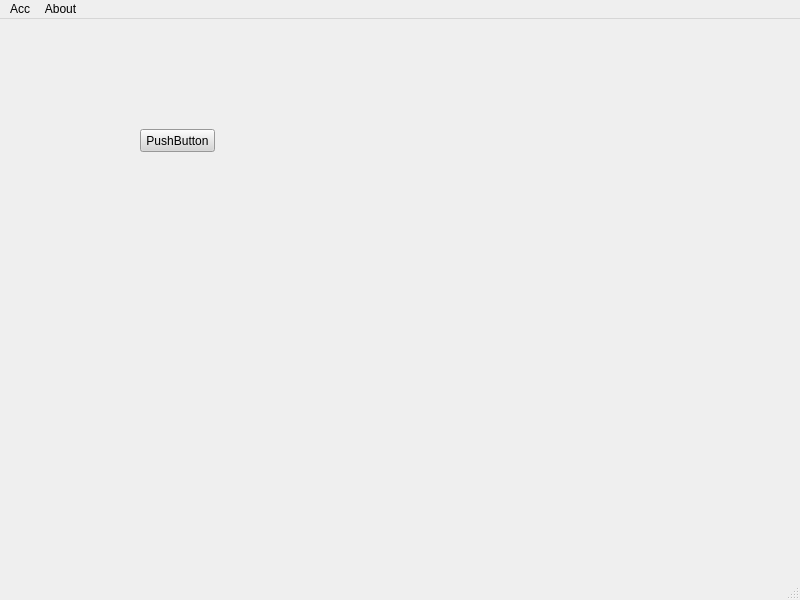
This is TwitterAnalyzer/GUI.ui in GrzegorzKrug/TwitterAnalyzer as Qt 5 draws it before an edit. The edited form follows.
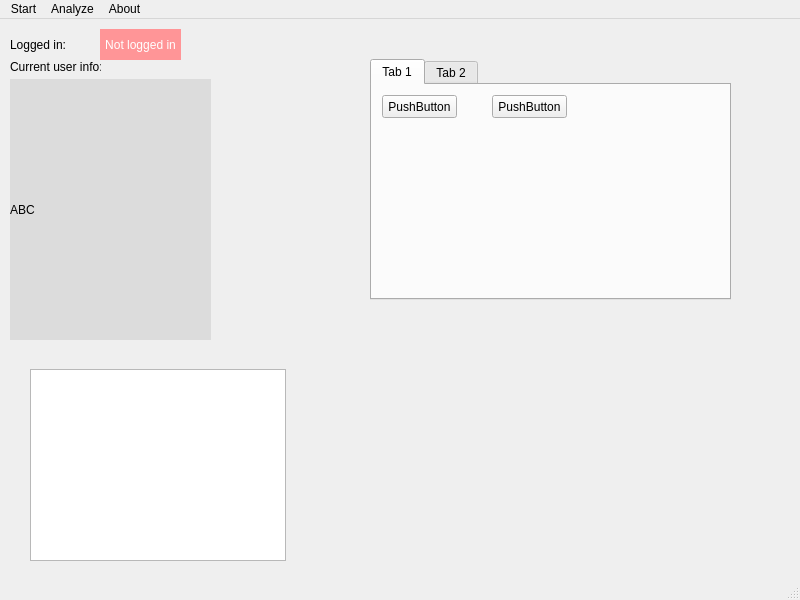
This is the edited form.

Commit message: Basic GUI with login status

What changed in the file:
```diff
--- a/TwitterAnalyzer/GUI.ui
+++ b/TwitterAnalyzer/GUI.ui
@@ -14,20 +14,133 @@
    <string>MainWindow</string>
   </property>
   <widget class="QWidget" name="centralwidget">
-   <widget class="QPushButton" name="pushButton">
+   <widget class="QTabWidget" name="tabWidget">
     <property name="geometry">
      <rect>
-      <x>140</x>
-      <y>110</y>
-      <width>75</width>
-      <height>23</height>
+      <x>370</x>
+      <y>40</y>
+      <width>361</width>
+      <height>241</height>
      </rect>
     </property>
+    <property name="currentIndex">
+     <number>0</number>
+    </property>
+    <widget class="QWidget" name="tab">
+     <attribute name="title">
+      <string>Tab 1</string>
+     </attribute>
+     <widget class="QPushButton" name="pushButton">
+      <property name="geometry">
+       <rect>
+        <x>10</x>
+        <y>10</y>
+        <width>75</width>
+        <height>23</height>
+       </rect>
+      </property>
+      <property name="text">
+       <string>PushButton</string>
+      </property>
+     </widget>
+     <widget class="QPushButton" name="pushButton_2">
+      <property name="geometry">
+       <rect>
+        <x>120</x>
+        <y>10</y>
+        <width>75</width>
+        <height>23</height>
+       </rect>
+      </property>
+      <property name="text">
+       <string>PushButton</string>
+      </property>
+     </widget>
+    </widget>
+    <widget class="QWidget" name="tab_2">
+     <attribute name="title">
+      <string>Tab 2</string>
+     </attribute>
+    </widget>
+   </widget>
+   <widget class="QLabel" name="label">
+    <property name="geometry">
+     <rect>
+      <x>10</x>
+      <y>10</y>
+      <width>81</width>
+      <height>31</height>
+     </rect>
+    </property>
+    <property name="text">
+     <string>Logged in:</string>
+    </property>
+   </widget>
+   <widget class="QLabel" name="label_login_status">
+    <property name="geometry">
+     <rect>
+      <x>100</x>
+      <y>10</y>
+      <width>81</width>
+      <height>31</height>
+     </rect>
+    </property>
+    <property name="mouseTracking">
+     <bool>false</bool>
+    </property>
     <property name="styleSheet">
-     <string notr="true">background-color: rgb(213, 213, 213)</string>
+     <string notr="true">background-color: rgb(255, 149, 151);
+color: rgb(255, 255, 255);</string>
     </property>
     <property name="text">
-     <string>PushButton</string>
+     <string>Not logged in</string>
+    </property>
+    <property name="alignment">
+     <set>Qt::AlignCenter</set>
+    </property>
+   </widget>
+   <widget class="QLabel" name="label_2">
+    <property name="geometry">
+     <rect>
+      <x>10</x>
+      <y>40</y>
+      <width>91</width>
+      <height>16</height>
+     </rect>
+    </property>
+    <property name="text">
+     <string>Current user info:</string>
+    </property>
+   </widget>
+   <widget class="QLabel" name="label_selected_user">
+    <property name="geometry">
+     <rect>
+      <x>10</x>
+      <y>60</y>
+      <width>201</width>
+      <height>261</height>
+     </rect>
+    </property>
+    <property name="autoFillBackground">
+     <bool>false</bool>
+    </property>
+    <property name="styleSheet">
+     <string notr="true">background-color: rgb(220, 220, 220);
+
+</string>
+    </property>
+    <property name="text">
+     <string>ABC</string>
+    </property>
+   </widget>
+   <widget class="QTreeView" name="treeView">
+    <property name="geometry">
+     <rect>
+      <x>30</x>
+      <y>350</y>
+      <width>256</width>
+      <height>192</height>
+     </rect>
     </property>
    </widget>
   </widget>
@@ -42,7 +155,7 @@
    </property>
    <widget class="QMenu" name="menuAcc">
     <property name="title">
-     <string>Acc</string>
+     <string>Start</string>
     </property>
     <addaction name="actionLogin"/>
     <addaction name="actionWho_am_I"/>
@@ -53,7 +166,13 @@
     </property>
     <addaction name="actionabout"/>
    </widget>
+   <widget class="QMenu" name="menuAnalyze">
+    <property name="title">
+     <string>Analyze</string>
+    </property>
+   </widget>
    <addaction name="menuAcc"/>
+   <addaction name="menuAnalyze"/>
    <addaction name="menuAbout"/>
   </widget>
   <widget class="QStatusBar" name="statusbar"/>
```
Left out of the diff: 1 changed line with no effect on the pictures. The commit also changes 4 other files.
